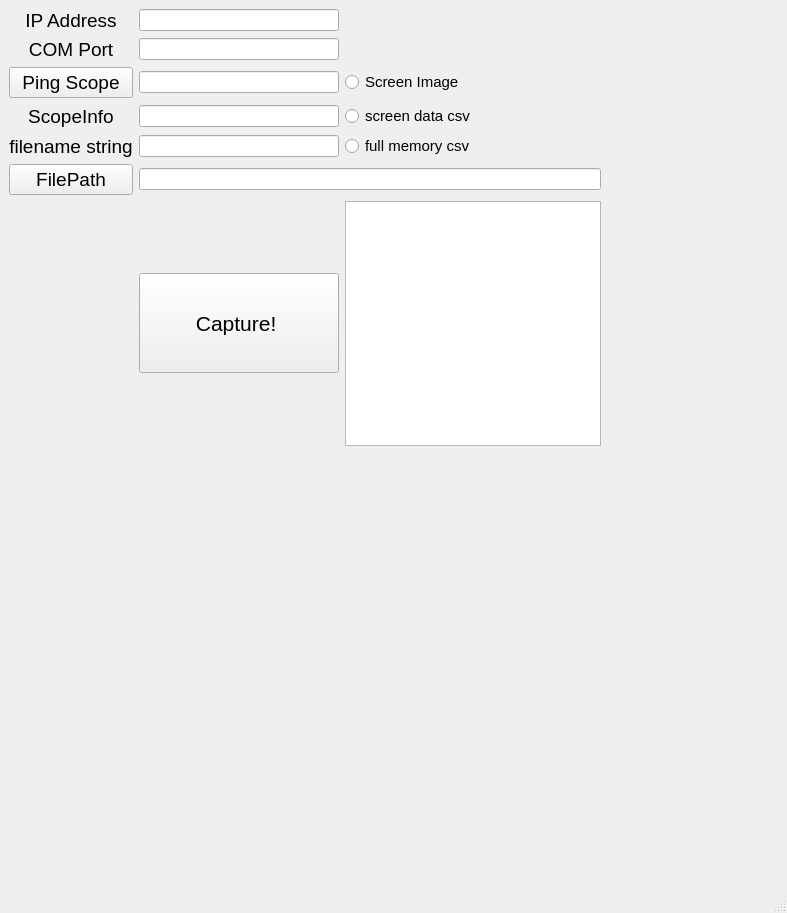
Before: the Qt Designer form py3/DS1054Z_GUI.ui in ehiverson/DS1054Z_screen_capture, drawn with Qt 5.
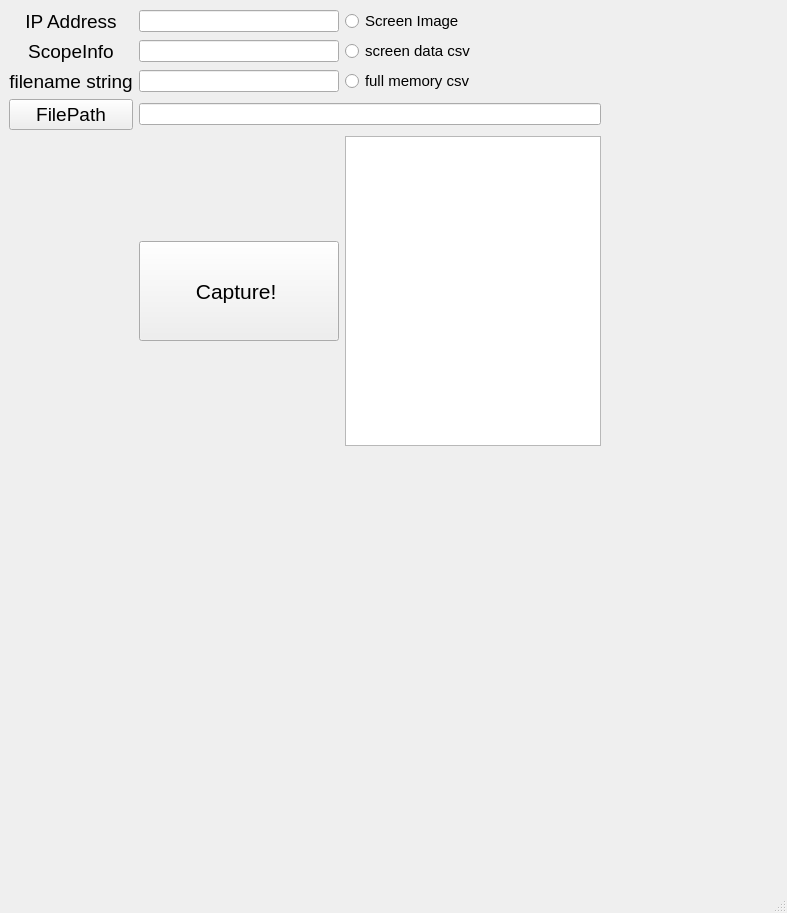
After: the same form once the commit is applied.

The edit to the form file:
```diff
--- a/py3/DS1054Z_GUI.ui
+++ b/py3/DS1054Z_GUI.ui
@@ -43,7 +43,7 @@
     </item>
     <item row="0" column="0">
      <layout class="QGridLayout" name="gridLayout">
-      <item row="6" column="1">
+      <item row="5" column="1">
        <widget class="QPushButton" name="CaptureButton">
         <property name="enabled">
          <bool>true</bool>
@@ -76,7 +76,7 @@
         </property>
        </widget>
       </item>
-      <item row="3" column="0">
+      <item row="2" column="0">
        <widget class="QLabel" name="ScopeLabel">
         <property name="font">
          <font>
@@ -91,58 +91,10 @@
         </property>
        </widget>
       </item>
-      <item row="0" column="0">
-       <widget class="QLabel" name="IPAddressLabel">
-        <property name="font">
-         <font>
-          <pointsize>14</pointsize>
-         </font>
-        </property>
-        <property name="text">
-         <string>IP Address</string>
-        </property>
-        <property name="alignment">
-         <set>Qt::AlignCenter</set>
-        </property>
-       </widget>
-      </item>
-      <item row="2" column="0">
-       <widget class="QPushButton" name="PingButton">
-        <property name="font">
-         <font>
-          <pointsize>14</pointsize>
-         </font>
-        </property>
-        <property name="text">
-         <string>Ping Scope</string>
-        </property>
-       </widget>
-      </item>
-      <item row="3" column="1">
-       <widget class="QLineEdit" name="ScopeInfoLineEdit"/>
-      </item>
       <item row="2" column="1">
-       <widget class="QLineEdit" name="lineEdit_3"/>
+       <widget class="QLineEdit" name="ScopeInfoLineEdit"/>
       </item>
-      <item row="1" column="0">
-       <widget class="QLabel" name="COMPortLabel">
-        <property name="font">
-         <font>
-          <pointsize>14</pointsize>
-         </font>
-        </property>
-        <property name="text">
-         <string>COM Port</string>
-        </property>
-        <property name="alignment">
-         <set>Qt::AlignCenter</set>
-        </property>
-       </widget>
-      </item>
-      <item row="1" column="1">
-       <widget class="QLineEdit" name="lineEdit_4"/>
-      </item>
-      <item row="4" column="0">
+      <item row="3" column="0">
        <widget class="QLabel" name="label">
         <property name="font">
          <font>
@@ -157,16 +109,13 @@
         </property>
        </widget>
       </item>
-      <item row="4" column="1">
+      <item row="3" column="1">
        <widget class="QLineEdit" name="FileNameLineEdit"/>
       </item>
-      <item row="0" column="1">
-       <widget class="QLineEdit" name="IPAddressLineEdit"/>
-      </item>
-      <item row="5" column="1" colspan="2">
+      <item row="4" column="1" colspan="2">
        <widget class="QLineEdit" name="FilePathLineEdit"/>
       </item>
-      <item row="5" column="0">
+      <item row="4" column="0">
        <widget class="QPushButton" name="FilePathButton">
         <property name="font">
          <font>
@@ -178,7 +127,7 @@
         </property>
        </widget>
       </item>
-      <item row="4" column="2">
+      <item row="3" column="2">
        <widget class="QRadioButton" name="FullMemoryButton">
         <property name="font">
          <font>
@@ -190,7 +139,7 @@
         </property>
        </widget>
       </item>
-      <item row="3" column="2">
+      <item row="2" column="2">
        <widget class="QRadioButton" name="ScreenDataButton">
         <property name="font">
          <font>
@@ -202,7 +151,7 @@
         </property>
        </widget>
       </item>
-      <item row="2" column="2">
+      <item row="1" column="2">
        <widget class="QRadioButton" name="ScreenImageRadioButton">
         <property name="enabled">
          <bool>true</bool>
@@ -217,7 +166,7 @@
         </property>
        </widget>
       </item>
-      <item row="6" column="2">
+      <item row="5" column="2">
        <widget class="QPlainTextEdit" name="plainTextEdit">
         <property name="font">
          <font>
@@ -226,6 +175,24 @@
         </property>
        </widget>
       </item>
+      <item row="1" column="0">
+       <widget class="QLabel" name="IPAddressLabel">
+        <property name="font">
+         <font>
+          <pointsize>14</pointsize>
+         </font>
+        </property>
+        <property name="text">
+         <string>IP Address</string>
+        </property>
+        <property name="alignment">
+         <set>Qt::AlignCenter</set>
+        </property>
+       </widget>
+      </item>
+      <item row="1" column="1">
+       <widget class="QLineEdit" name="IPAddressLineEdit"/>
+      </item>
      </layout>
     </item>
    </layout>
```
